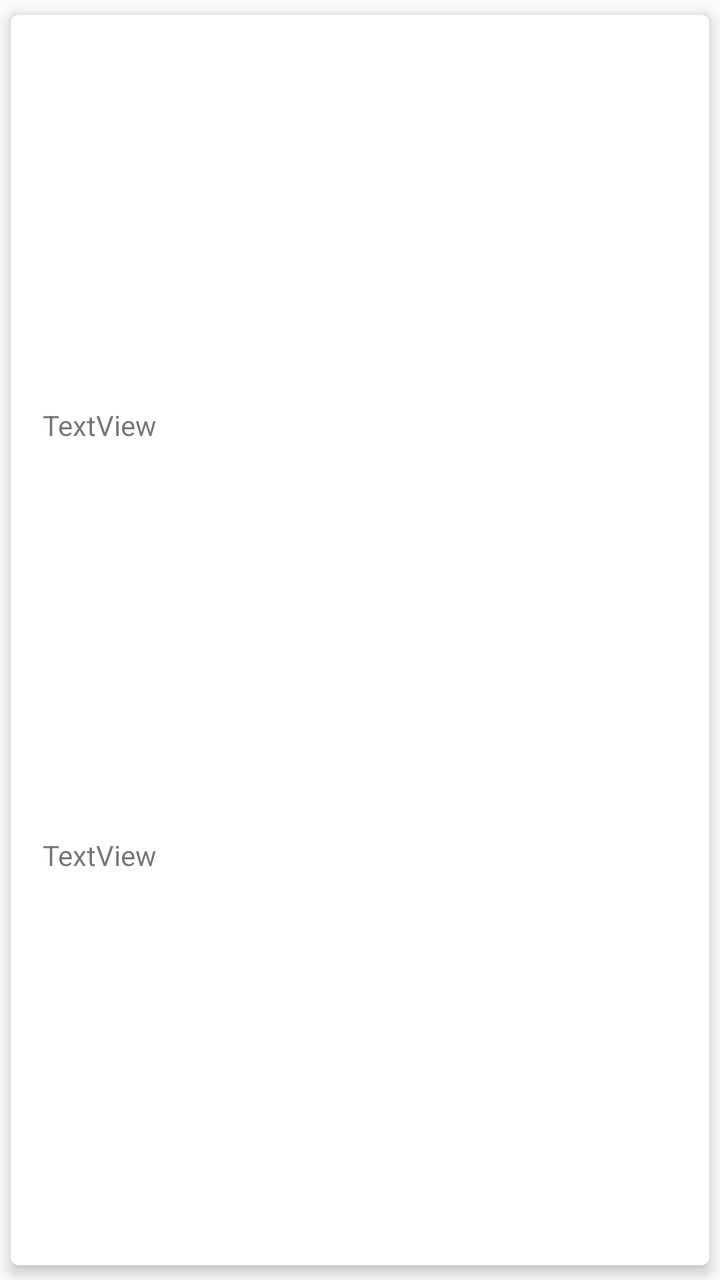
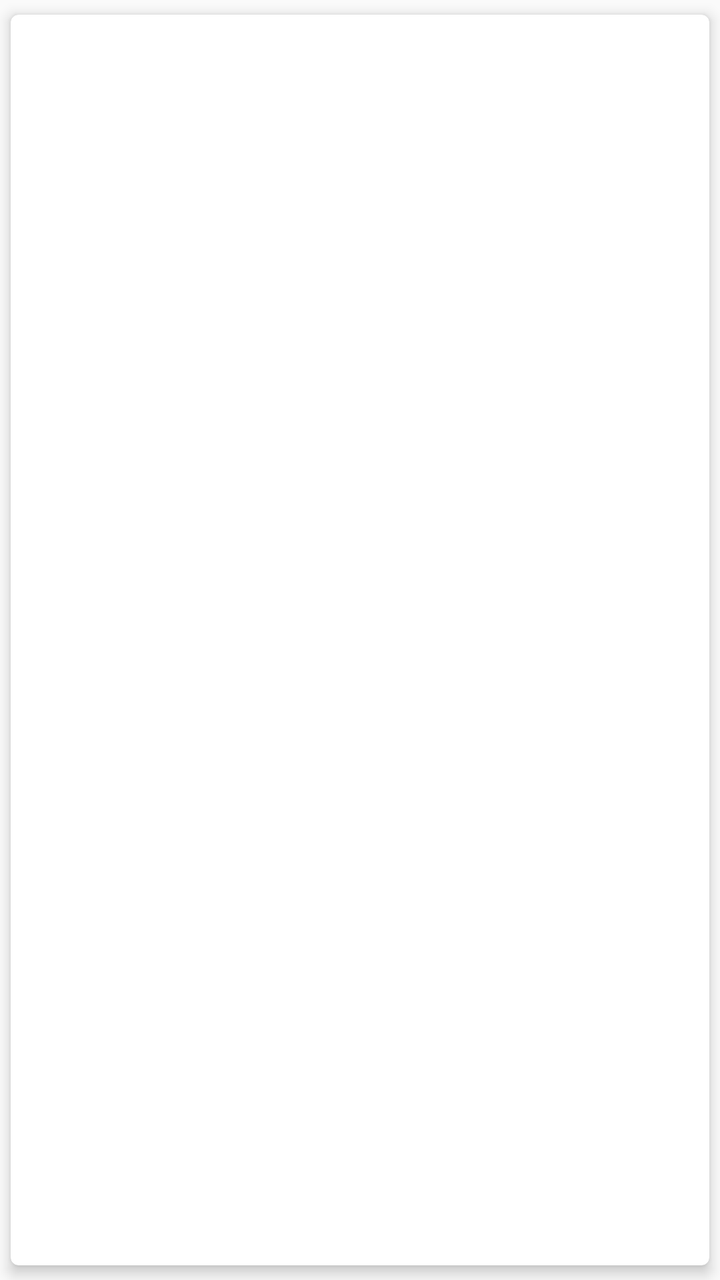

Before-and-after screenshots of an Android layout around one commit, followed by the original layout XML and the change that was made.
<!-- AndroidManifest.xml: application theme AppTheme -->
<!-- res/layout/item_portal.xml -->
<?xml version="1.0" encoding="utf-8"?>
<androidx.cardview.widget.CardView
    xmlns:android="http://schemas.android.com/apk/res/android"
    xmlns:card_view="http://schemas.android.com/apk/res-auto"
    xmlns:tools="http://schemas.android.com/tools"
    android:id="@+id/card_view"
    android:layout_width="match_parent"
    android:layout_height="100dp"
    android:layout_gravity="center"
    card_view:cardCornerRadius="4dp"
    card_view:cardElevation="4dp"
    card_view:cardUseCompatPadding="true">


    <androidx.constraintlayout.widget.ConstraintLayout
        android:id="@+id/linearLayout"
        android:layout_width="match_parent"
        android:layout_height="match_parent">

        <TextView
            android:id="@+id/tvPortalTitle"
            android:layout_width="0dp"
            android:layout_height="wrap_content"
            android:layout_marginStart="16dp"
            android:layout_marginEnd="16dp"
            android:text="TextView"
            card_view:layout_constraintBottom_toTopOf="@+id/tvPortalUrl"
            card_view:layout_constraintEnd_toEndOf="parent"
            card_view:layout_constraintStart_toStartOf="parent"
            card_view:layout_constraintTop_toTopOf="parent" />

        <TextView
            android:id="@+id/tvPortalUrl"
            android:layout_width="0dp"
            android:layout_height="wrap_content"
            android:layout_marginStart="16dp"
            android:layout_marginEnd="16dp"
            android:text="TextView"
            card_view:layout_constraintBottom_toBottomOf="parent"
            card_view:layout_constraintEnd_toEndOf="parent"
            card_view:layout_constraintStart_toStartOf="parent"
            card_view:layout_constraintTop_toBottomOf="@+id/tvPortalTitle" />
    </androidx.constraintlayout.widget.ConstraintLayout>
</androidx.cardview.widget.CardView>
<!-- resources referenced by this layout -->
<resources>
  <style name="AppTheme" parent="Theme.AppCompat.Light.DarkActionBar">
          
          <item name="colorPrimary">@color/colorPrimary</item>
          <item name="colorPrimaryDark">@color/colorPrimaryDark</item>
          <item name="colorAccent">@color/colorAccent</item>
      </style>
  <color name="colorPrimary">#6200EE</color>
  <color name="colorPrimaryDark">#3700B3</color>
  <color name="colorAccent">#03DAC5</color>
</resources>

<!-- the commit's change to res/layout/item_portal.xml (unified diff, before → after) -->
@@ -23,7 +23,6 @@
             android:layout_height="wrap_content"
             android:layout_marginStart="16dp"
             android:layout_marginEnd="16dp"
-            android:text="TextView"
             card_view:layout_constraintBottom_toTopOf="@+id/tvPortalUrl"
             card_view:layout_constraintEnd_toEndOf="parent"
             card_view:layout_constraintStart_toStartOf="parent"
@@ -35,7 +34,7 @@
             android:layout_height="wrap_content"
             android:layout_marginStart="16dp"
             android:layout_marginEnd="16dp"
-            android:text="TextView"
+            android:textColor="@color/colorPrimary"
             card_view:layout_constraintBottom_toBottomOf="parent"
             card_view:layout_constraintEnd_toEndOf="parent"
             card_view:layout_constraintStart_toStartOf="parent"
